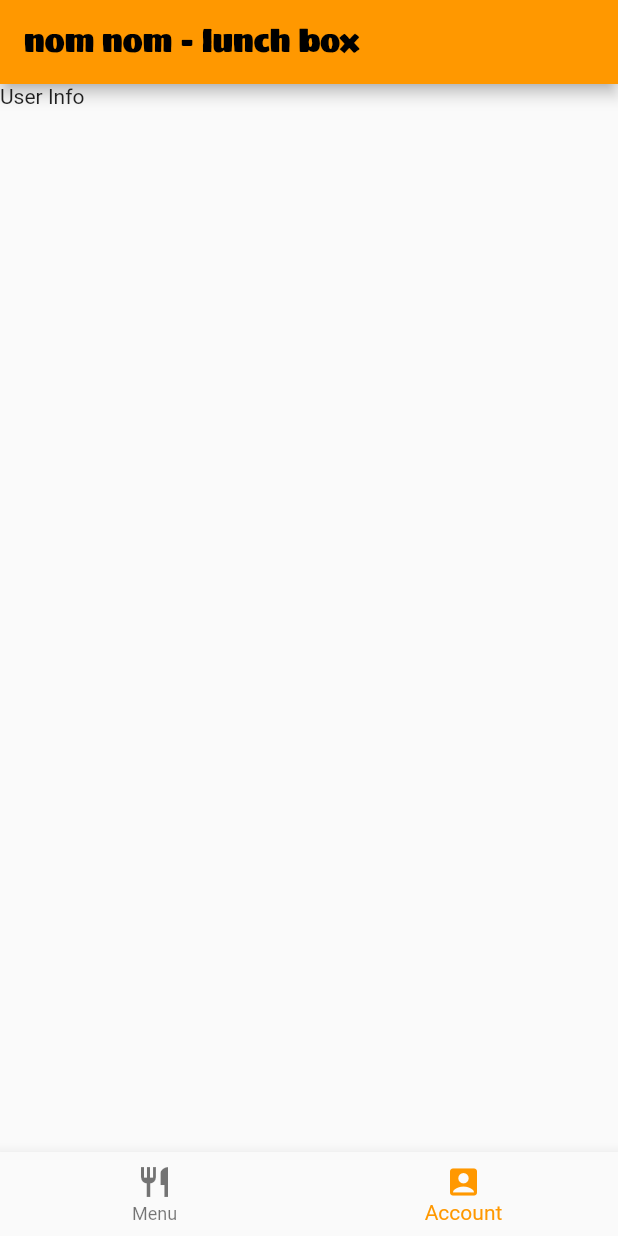
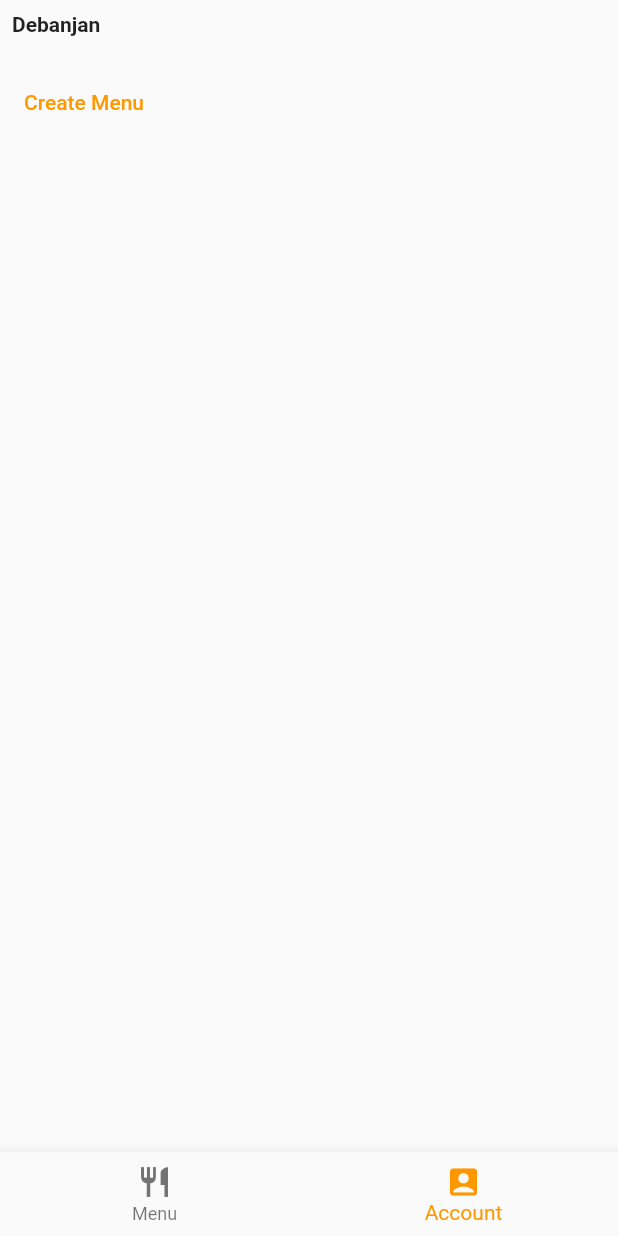
Before and after one commit to nomnomtiffin/LunchBox, a Flutter app: the screen it shows after launch, item 2 of the bottom bar chosen, on a phone screen of 412 x 824 dp. Run offline on Flutter 3.47's test engine with Material 2 defaults, Android fonts, the phone set to English and light mode, and no system bars.

Commit message:
Added 'Create menu' button in User Info tab to show the list of dates for which we can view or set the menu

```diff
--- a/lib/tabs.dart
+++ b/lib/tabs.dart
@@ -29,12 +29,12 @@ class _TabsState extends State<Tabs> {
     }
 
     return Scaffold(
-      appBar: AppBar(
+      /*appBar: AppBar(
         title: const Text(
           'nom nom - lunch box',
           style: TextStyle(fontFamily: 'Sigmar'),
         ),
-      ),
+      ),*/
       body: activePage,
       bottomNavigationBar: BottomNavigationBar(
         onTap: _selectPage,
--- a/lib/user/user_page.dart
+++ b/lib/user/user_page.dart
@@ -1,19 +1,39 @@
+import 'package:flutter/material.dart';
+import 'package:lunch_box/menu/create_menu_page.dart';
 
-import 'package:flutter/material.dart';
-
-class UserPage extends StatelessWidget{
+class UserPage extends StatelessWidget {
   const UserPage({super.key});
 
   @override
   Widget build(BuildContext context) {
-    return const Column(
-      mainAxisAlignment: MainAxisAlignment.start,
-      children: <Widget>[
-        Text(
-          'User Info',
+    return SingleChildScrollView(
+      child: Padding(
+        padding: const EdgeInsets.all(8.0),
+        child: Column(
+          mainAxisAlignment: MainAxisAlignment.start,
+          crossAxisAlignment: CrossAxisAlignment.start,
+          children: <Widget>[
+            const Text(
+              'Debanjan',
+              style: TextStyle(fontWeight: FontWeight.bold),
+            ),
+            const SizedBox(
+              height: 20,
+            ),
+            TextButton(
+              onPressed: () {
+                _createMenu(context);
+              },
+              child: const Text('Create Menu'),
+            ),
+          ],
         ),
-      ],
+      ),
     );
   }
 
+  void _createMenu(BuildContext context) {
+    Navigator.of(context)
+        .push(MaterialPageRoute(builder: (ctx) => CreateMenuPage()));
+  }
 }
--- a/pubspec.yaml
+++ b/pubspec.yaml
@@ -35,6 +35,7 @@ dependencies:
   # Use with the CupertinoIcons class for iOS style icons.
   cupertino_icons: ^1.0.2
   google_fonts: ^4.0.4
+  intl: ^0.18.1
 
 dev_dependencies:
   flutter_test:
```
Also changed, not shown: lib/menu/create_menu_page.dart (added, +58 -0 lines).
